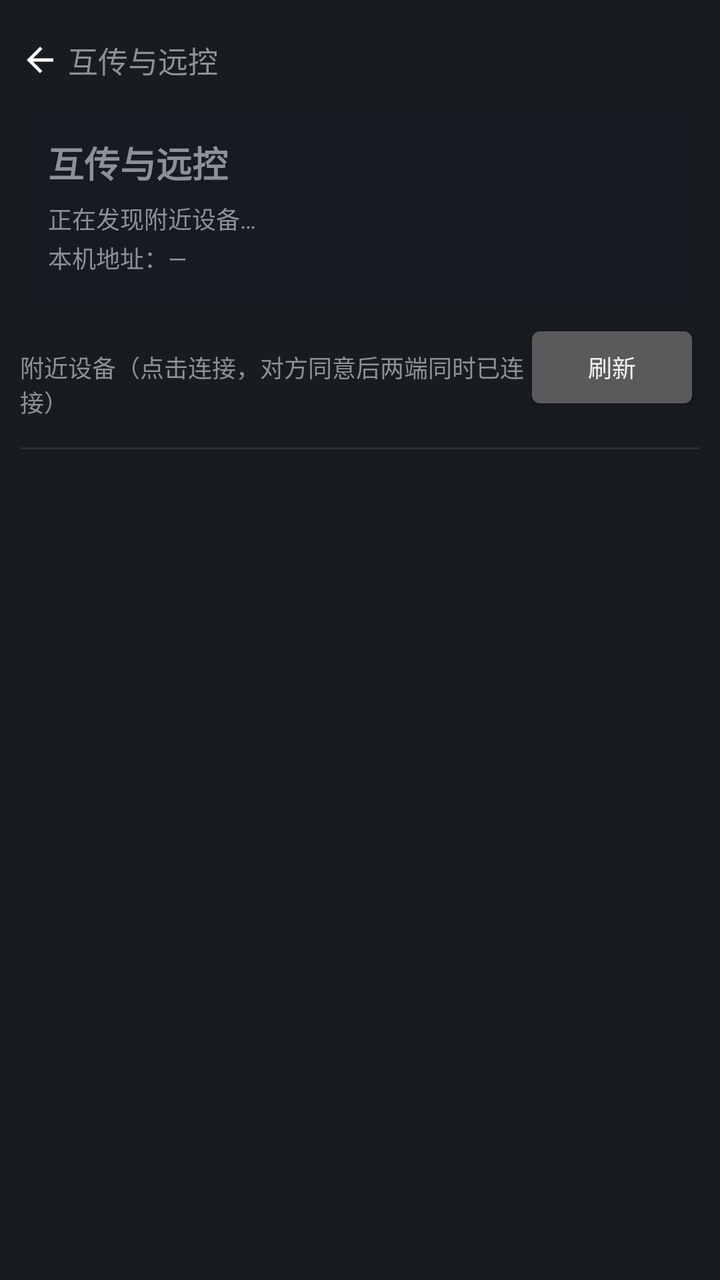
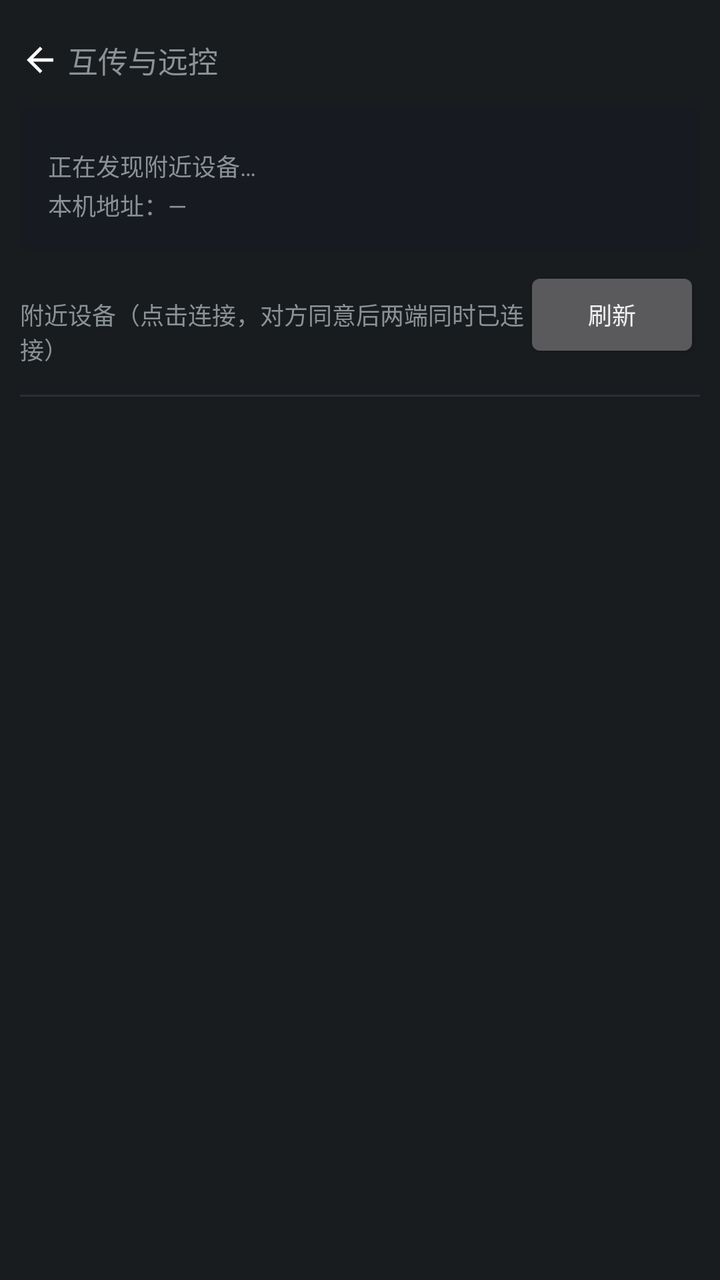

Two renders of the same Android screen: before a commit and after it. Below are the layout's source before the change and the commit's diff.
<!-- AndroidManifest.xml: application theme android:Theme.DeviceDefault.NoActionBar -->
<!-- res/layout/page_lan.xml -->
<?xml version="1.0" encoding="utf-8"?>

<FrameLayout xmlns:android="http://schemas.android.com/apk/res/android"
    android:layout_width="match_parent"
    android:layout_height="match_parent"
    android:tag="bg">

    <ScrollView
        android:layout_width="match_parent"
        android:layout_height="match_parent"
        android:scrollbars="none">
        <LinearLayout
            android:layout_width="match_parent"
            android:layout_height="wrap_content"
            android:orientation="vertical"
            android:padding="10dp">

            
            <FrameLayout
                android:id="@+id/player_slot"
                android:layout_width="match_parent"
                android:layout_height="wrap_content" />

            
            <LinearLayout
                android:id="@+id/lan_back"
                android:layout_width="wrap_content"
                android:layout_height="40dp"
                android:orientation="horizontal"
                android:gravity="center_vertical"
                android:clickable="true"
                android:focusable="true">
                <ImageView
                    android:layout_width="20dp"
                    android:layout_height="20dp"
                    android:src="@drawable/ic_back"
                    android:tag="icon" />
                <TextView
                    android:layout_width="wrap_content"
                    android:layout_height="wrap_content"
                    android:text="互传与远控"
                    android:tag="text"
                    android:textSize="15sp"
                    android:layout_marginStart="4dp" />
            </LinearLayout>

            
            <LinearLayout
                android:layout_width="match_parent"
                android:layout_height="wrap_content"
                android:orientation="vertical"
                android:background="#171a21"
                android:tag="card"
                android:padding="14dp"
                android:layout_marginTop="4dp">
                <TextView
                    android:layout_width="wrap_content"
                    android:layout_height="wrap_content"
                    android:text="互传与远控"
                    android:tag="text"
                    android:textSize="18sp"
                    android:textStyle="bold" />
                <TextView
                    android:id="@+id/lan_status"
                    android:layout_width="match_parent"
                    android:layout_height="wrap_content"
                    android:text="正在发现附近设备…"
                    android:tag="dim"
                    android:textSize="12sp"
                    android:layout_marginTop="6dp" />
                <TextView
                    android:id="@+id/lan_local_ip"
                    android:layout_width="match_parent"
                    android:layout_height="wrap_content"
                    android:text="本机地址：—"
                    android:tag="dim"
                    android:textSize="12sp"
                    android:layout_marginTop="2dp" />
            </LinearLayout>

            
            <LinearLayout
                android:id="@+id/lan_discovery"
                android:layout_width="match_parent"
                android:layout_height="wrap_content"
                android:orientation="vertical"
                android:layout_marginTop="8dp">

                <LinearLayout
                    android:layout_width="match_parent"
                    android:layout_height="wrap_content"
                    android:orientation="horizontal">

                    <TextView
                        android:layout_width="0dp"
                        android:layout_height="wrap_content"
                        android:layout_weight="1"
                        android:text="附近设备（点击连接，对方同意后两端同时已连接）"
                        android:tag="dim"
                        android:textSize="12sp" />
                    <Button
                        android:id="@+id/lan_find_devices"
                        android:layout_width="wrap_content"
                        android:layout_height="wrap_content"
                        android:text="刷新"
                        android:tag="soft"
                        android:textSize="12sp" />
                </LinearLayout>

                <LinearLayout
                    android:id="@+id/lan_device_list"
                    android:layout_width="match_parent"
                    android:layout_height="wrap_content"
                    android:orientation="vertical"
                    android:layout_marginTop="6dp" />

                <View
                    android:layout_width="match_parent"
                    android:layout_height="1dp"
                    android:background="#2a2e38"
                    android:tag="divider"
                    android:layout_marginTop="10dp" />
            </LinearLayout>

            <ProgressBar
                android:id="@+id/lan_pairing"
                android:layout_width="match_parent"
                android:layout_height="wrap_content"
                android:indeterminate="true"
                android:visibility="gone"
                android:layout_marginTop="8dp" />
            
            <LinearLayout
                android:id="@+id/lan_ops"
                android:layout_width="match_parent"
                android:layout_height="wrap_content"
                android:orientation="vertical"
                android:visibility="gone"
                android:layout_marginTop="8dp">

                <LinearLayout
                    android:layout_width="match_parent"
                    android:layout_height="wrap_content"
                    android:orientation="horizontal">
                    <TextView
                        android:id="@+id/lan_selected_name"
                        android:layout_width="0dp"
                        android:layout_height="wrap_content"
                        android:layout_weight="1"
                        android:text="已连接"
                        android:textColor="#e8eaed"
                        android:textSize="15sp"
                        android:textStyle="bold" />
                    <Button
                        android:id="@+id/lan_disconnect"
                        android:layout_width="wrap_content"
                        android:layout_height="wrap_content"
                        android:text="断开"
                        android:tag="soft"
                        android:textSize="12sp" />
                </LinearLayout>

                <LinearLayout
                    android:layout_width="match_parent"
                    android:layout_height="wrap_content"
                    android:orientation="horizontal"
                    android:layout_marginTop="6dp">
                        <Button
                            android:id="@+id/lan_btn_files"
                            android:layout_width="0dp"
                            android:layout_height="wrap_content"
                            android:layout_weight="1"
                            android:text="查看文件"
                            android:tag="soft"
                            android:textSize="12sp" />
                        <Button
                            android:id="@+id/lan_btn_upload"
                            android:layout_width="0dp"
                            android:layout_height="wrap_content"
                            android:layout_weight="1"
                            android:text="发送文件"
                            android:tag="soft"
                            android:textSize="12sp"
                            android:layout_marginStart="6dp" />
                        <Button
                            android:id="@+id/lan_btn_control"
                            android:layout_width="0dp"
                            android:layout_height="wrap_content"
                            android:layout_weight="1"
                            android:text="远程控制"
                            android:tag="accent_bg"
                            android:textSize="12sp"
                            android:layout_marginStart="6dp" />
                    </LinearLayout>

                    
                    <LinearLayout
                        android:id="@+id/lan_file_bar"
                        android:layout_width="match_parent"
                        android:layout_height="wrap_content"
                        android:orientation="horizontal"
                        android:gravity="center_vertical"
                        android:visibility="gone"
                        android:layout_marginTop="6dp">
                        <TextView
                            android:id="@+id/lan_breadcrumb"
                            android:layout_width="0dp"
                            android:layout_height="wrap_content"
                            android:layout_weight="1"
                            android:text="共享目录"
                            android:tag="dim"
                            android:textSize="12sp" />
                        <TextView
                            android:id="@+id/lan_dir_up"
                            android:layout_width="wrap_content"
                            android:layout_height="wrap_content"
                            android:text="上级"
                            android:textColor="#f97316"
                            android:textSize="12sp"
                            android:padding="6dp" />
                    </LinearLayout>

                    
                    <LinearLayout
                        android:id="@+id/lan_file_list"
                        android:layout_width="match_parent"
                        android:layout_height="wrap_content"
                        android:orientation="vertical"
                        android:visibility="gone"
                        android:layout_marginTop="4dp" />

                    
                    <LinearLayout
                        android:id="@+id/lan_control_panel"
                        android:layout_width="match_parent"
                        android:layout_height="wrap_content"
                        android:orientation="vertical"
                        android:visibility="gone"
                        android:layout_marginTop="6dp">
                        <ImageView
                            android:id="@+id/lan_screen"
                            android:layout_width="match_parent"
                            android:layout_height="260dp"
                            android:background="#000000"
                            android:scaleType="fitCenter"
                            android:contentDescription="对方屏幕" />
                        <LinearLayout
                            android:layout_width="match_parent"
                            android:layout_height="wrap_content"
                            android:orientation="horizontal"
                            android:layout_marginTop="8dp">
                                <Button
                                    android:id="@+id/lan_key_back"
                                    android:layout_width="0dp"
                                    android:layout_height="wrap_content"
                                    android:layout_weight="1"
                                    android:text="返回"
                                    android:tag="soft"
                        android:textSize="12sp" />
                                <Button
                                    android:id="@+id/lan_key_home"
                                    android:layout_width="0dp"
                                    android:layout_height="wrap_content"
                                    android:layout_weight="1"
                                    android:text="主页"
                                    android:tag="soft"
                        android:textSize="12sp"
                                    android:layout_marginStart="6dp" />
                                <Button
                                    android:id="@+id/lan_key_recent"
                                    android:layout_width="0dp"
                                    android:layout_height="wrap_content"
                                    android:layout_weight="1"
                                    android:text="多任务"
                                    android:tag="soft"
                        android:textSize="12sp"
                                    android:layout_marginStart="6dp" />
                                <Button
                                    android:id="@+id/lan_fullscreen"
                                    android:layout_width="0dp"
                                    android:layout_height="wrap_content"
                                    android:layout_weight="1"
                                    android:text="全屏"
                                    android:tag="soft"
                        android:textSize="12sp"
                                    android:layout_marginStart="6dp" />
                                <Button
                                    android:id="@+id/lan_control_stop"
                                    android:layout_width="0dp"
                                    android:layout_height="wrap_content"
                                    android:layout_weight="1"
                                    android:text="停止"
                                    android:tag="soft"
                        android:textSize="12sp"
                                    android:layout_marginStart="6dp" />
                        </LinearLayout>
                        </LinearLayout>

                    <TextView
                        android:layout_width="match_parent"
                        android:layout_height="wrap_content"
                        android:text="全程局域网直连 · 不消耗移动流量"
                        android:tag="dim"
                        android:textSize="11sp"
                        android:gravity="center"
                        android:paddingTop="10dp" />
                </LinearLayout>
        </LinearLayout>
    </ScrollView>

    
    <FrameLayout
        android:id="@+id/lan_fullscreen_host"
        android:layout_width="match_parent"
        android:layout_height="match_parent"
        android:background="#000000"
        android:visibility="gone">
        <ImageView
            android:id="@+id/lan_screen_full"
            android:layout_width="match_parent"
            android:layout_height="match_parent"
            android:background="#000000"
            android:scaleType="fitCenter"
            android:contentDescription="对方屏幕（全屏）" />
        <Button
            android:id="@+id/lan_fullscreen_exit"
            android:layout_width="wrap_content"
            android:layout_height="wrap_content"
            android:layout_gravity="top|end"
            android:layout_margin="12dp"
            android:text="退出全屏"
            android:tag="soft"
                        android:textSize="12sp" />
    </FrameLayout>
</FrameLayout>
<!-- resources referenced by this layout -->
<resources>
  <!-- drawable ic_back (drawable) -->
  <?xml version="1.0" encoding="utf-8"?>
  <vector xmlns:android="http://schemas.android.com/apk/res/android"
      android:width="24dp"
      android:height="24dp"
      android:viewportWidth="24"
      android:viewportHeight="24">
      <path
          android:fillColor="#FFFFFFFF"
          android:pathData="M20,11H7.83l5.59,-5.59L12,4l-8,8 8,8 1.41,-1.41L7.83,13H20v-2z" />
  </vector>
</resources>

<!-- the commit's change to res/layout/page_lan.xml (unified diff, before → after) -->
@@ -53,13 +53,7 @@
                 android:tag="card"
                 android:padding="14dp"
                 android:layout_marginTop="4dp">
-                <TextView
-                    android:layout_width="wrap_content"
-                    android:layout_height="wrap_content"
-                    android:text="互传与远控"
-                    android:tag="text"
-                    android:textSize="18sp"
-                    android:textStyle="bold" />
+                
                 <TextView
                     android:id="@+id/lan_status"
                     android:layout_width="match_parent"
@@ -77,6 +71,16 @@
                     android:textSize="12sp"
                     android:layout_marginTop="2dp" />
             </LinearLayout>
+
+            
+            <ProgressBar
+                android:id="@+id/lan_transfer_progress"
+                style="?android:attr/progressBarStyleHorizontal"
+                android:layout_width="match_parent"
+                android:layout_height="wrap_content"
+                android:max="100"
+                android:visibility="gone"
+                android:layout_marginTop="6dp" />
 
             
             <LinearLayout
